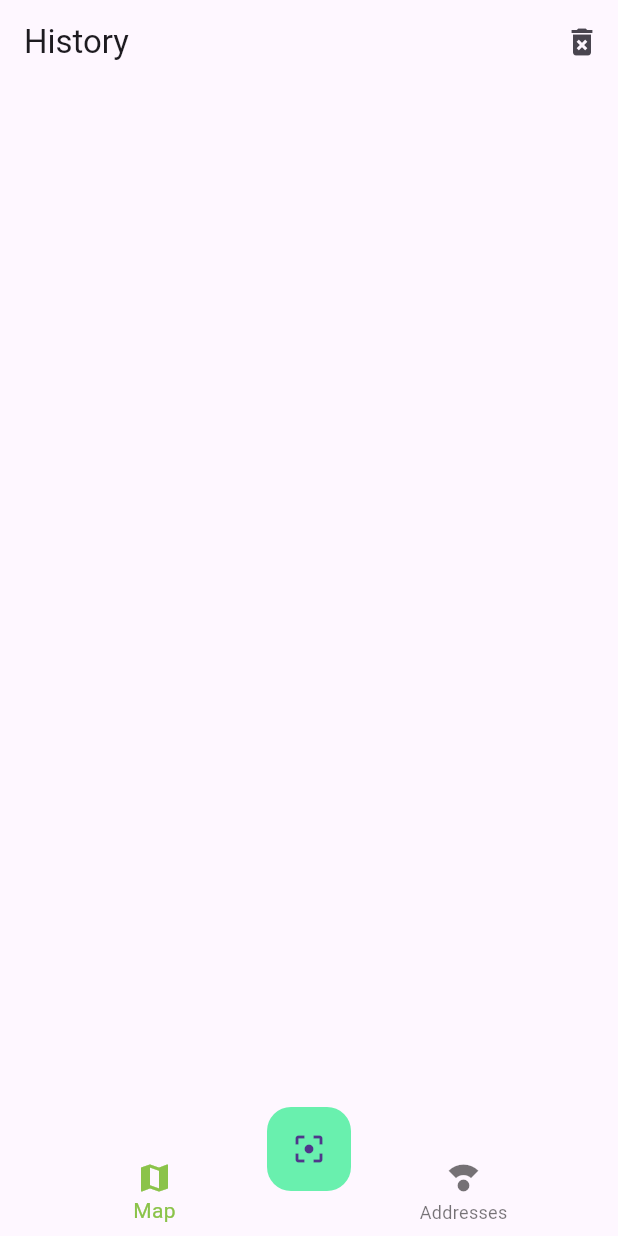
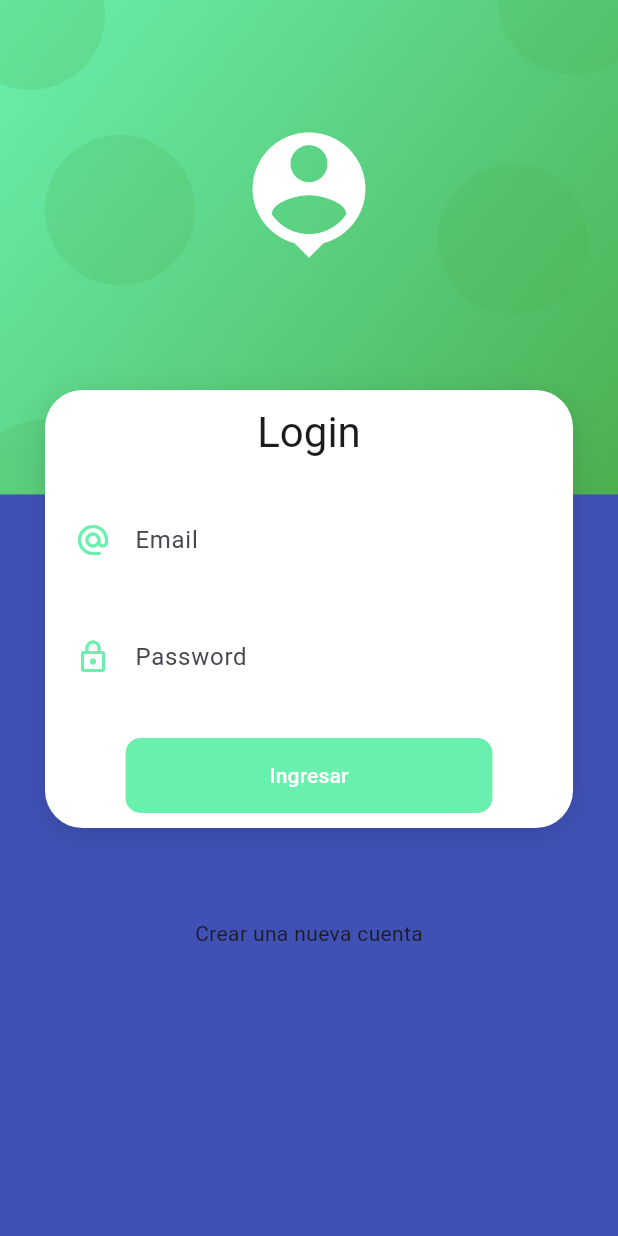
Before and after one commit to grez-lucas/flutter_qr_scanner, a Flutter app: the screen it shows after launch, on a phone screen of 412 x 824 dp. Run offline on Flutter 3.47's test engine with Material 3 defaults, Android fonts, the phone set to English and light mode, and no system bars; our stand-ins replace flutter_spinkit, google_maps_flutter, sqflite; missing offline and left inert: flutter_barcode_scanner; accounts and stored records are empty.

Commit message:
feat: login screen with validation

```diff
--- a/lib/main.dart
+++ b/lib/main.dart
@@ -1,5 +1,6 @@
 import 'package:flutter/material.dart';
 import 'package:provider/provider.dart';
+import 'package:qr_scanner/pages/login_page.dart';
 
 import 'pages/app_pages.dart';
 import 'services/app_services.dart';
@@ -27,10 +28,11 @@ class MyApp extends StatelessWidget {
       title: 'QR Reader',
       // theme: AppTheme.lightTheme,
       debugShowCheckedModeBanner: false,
-      initialRoute: 'home',
+      initialRoute: 'login',
       routes: {
         'home': (_) => const HomeScreen(),
         'map': (_) => const MapScreen( ),
+        'login' : ( _ ) => const LoginScreen(),
       },
       theme: ThemeData(
         primaryColor: Colors.greenAccent,
--- /dev/null
+++ b/lib/pages/login_page.dart
@@ -0,0 +1,118 @@
+import 'package:flutter/material.dart';
+import 'package:flutter_spinkit/flutter_spinkit.dart';
+import 'package:provider/provider.dart';
+import 'package:qr_scanner/services/app_services.dart';
+import 'package:qr_scanner/ui/input_decrations.dart';
+import 'package:qr_scanner/widgets/app_widgets.dart';
+
+class LoginScreen extends StatelessWidget {
+  const LoginScreen({Key? key}) : super(key: key);
+
+  @override
+  Widget build(BuildContext context) {
+    return Scaffold(
+      body: AuthBackground(
+        child: SingleChildScrollView(
+          child: Column(children: [
+            const SizedBox(
+              height: 250,
+            ),
+            CardContainer(
+              child: Column(
+                children: [
+                  Text("Login",
+                      textAlign: TextAlign.center,
+                      style: Theme.of(context).textTheme.headlineMedium),
+                  SizedBox(height: 30),
+                  ChangeNotifierProvider(
+                      create: (_) => LoginFormService(), child: _LoginForm()),
+                ],
+              ),
+            ),
+            SizedBox(height: 50),
+            Text("Crear una nueva cuenta",
+                style: Theme.of(context).textTheme.bodyMedium),
+          ]),
+        ),
+      ),
+    );
+  }
+}
+
+class _LoginForm extends StatelessWidget {
+  const _LoginForm({super.key});
+
+  @override
+  Widget build(BuildContext context) {
+    final loginFormProvider = Provider.of<LoginFormService>(context);
+
+    return Form(
+      key: loginFormProvider.formKey,
+      child: Column(children: [
+        TextFormField(
+          autocorrect: false,
+          keyboardType: TextInputType.emailAddress,
+          decoration: InputDecorations.emailDecoration(context),
+          validator: (value) {
+            String pattern =
+                r'^(([^<>()[\]\\.,;:\s@\"]+(\.[^<>()[\]\\.,;:\s@\"]+)*)|(\".+\"))@((\[[0-9]{1,3}\.[0-9]{1,3}\.[0-9]{1,3}\.[0-9]{1,3}\])|(([a-zA-Z\-0-9]+\.)+[a-zA-Z]{2,}))$';
+
+            RegExp regExp = RegExp(pattern);
+
+            return regExp.hasMatch(value ?? '')
+                ? null
+                : 'No es un correo válido';
+          },
+          onChanged: (value) => loginFormProvider.email = value,
+          autovalidateMode: AutovalidateMode.onUserInteraction,
+        ),
+        const SizedBox(height: 30),
+        TextFormField(
+          autocorrect: false,
+          obscureText: true,
+          keyboardType: TextInputType.text,
+          decoration: InputDecorations.passwordDecoration(context),
+          validator: (value) {
+            return (value != null && value.length >= 6)
+                ? null
+                : 'La contraseña debe ser de 6 caracteres';
+          },
+          onChanged: (value) => loginFormProvider.password = value,
+        ),
+        const SizedBox(height: 30),
+        MaterialButton(
+          shape:
+              RoundedRectangleBorder(borderRadius: BorderRadius.circular(10)),
+          disabledColor: Colors.grey,
+          elevation: 0,
+          color: Theme.of(context).primaryColor,
+          onPressed: loginFormProvider.isLoading
+              ? null
+              : () async {
+                  FocusScope.of(context).unfocus(); // Hide keyboard
+
+                  if (!loginFormProvider.isValidForm()) return;
+
+                  loginFormProvider.isLoading = true;
+
+                  await Future.delayed(// Simulate a delay
+                      const Duration(seconds: 4));
+
+                  loginFormProvider.isLoading = false;
+
+                  Navigator.pushReplacementNamed(context, 'home');
+                },
+          child: Container(
+            padding: const EdgeInsets.symmetric(horizontal: 80, vertical: 15),
+            child: !loginFormProvider.isLoading
+                ? const Text("Ingresar", style: TextStyle(color: Colors.white))
+                : const SpinKitRotatingCircle(
+                    color: Colors.white,
+                    size: 25,
+                  ),
+          ),
+        )
+      ]),
+    );
+  }
+}
--- a/lib/services/app_services.dart
+++ b/lib/services/app_services.dart
@@ -1,3 +1,4 @@
+export "db_service.dart";
+export "loginform_service.dart";
+export "scan_list_service.dart";
 export "ui_service.dart";
-export "db_service.dart";
-export "scan_list_service.dart";
--- /dev/null
+++ b/lib/services/loginform_service.dart
@@ -0,0 +1,21 @@
+import 'package:flutter/material.dart';
+
+class LoginFormService extends ChangeNotifier {
+  GlobalKey<FormState> formKey = GlobalKey<FormState>();
+
+  String email = '';
+  String password = '';
+
+  bool _isLoading = false;
+  bool get isLoading => _isLoading;
+  set isLoading(bool value) {
+    _isLoading = value;
+    notifyListeners();
+  }
+
+  bool isValidForm() {
+    print(formKey.currentState?.validate());
+
+    return formKey.currentState?.validate() ?? false;
+  }
+}
--- /dev/null
+++ b/lib/ui/input_decrations.dart
@@ -0,0 +1,24 @@
+import 'package:flutter/material.dart';
+
+class InputDecorations {
+  // Only manages static properties so that we can easily get decorations
+
+  static InputDecoration emailDecoration(BuildContext context) {
+    return InputDecoration(
+        focusedBorder: InputBorder.none,
+        border: InputBorder.none,
+        labelStyle: TextStyle(color: Colors.grey),
+        hintText: "Email",
+        icon:
+            Icon(Icons.alternate_email, color: Theme.of(context).primaryColor));
+  }
+
+  static InputDecoration passwordDecoration(BuildContext context) {
+    return InputDecoration(
+        focusedBorder: InputBorder.none,
+        border: InputBorder.none,
+        labelStyle: TextStyle(color: Colors.grey),
+        hintText: "Password",
+        icon: Icon(Icons.lock_outline, color: Theme.of(context).primaryColor));
+  }
+}
--- a/lib/widgets/app_widgets.dart
+++ b/lib/widgets/app_widgets.dart
@@ -1,3 +1,5 @@
+export 'package:qr_scanner/widgets/auth_background.dart';
+export 'package:qr_scanner/widgets/card_container.dart';
 export "custom_navigatorbar.dart";
 export "scan_button.dart";
 export "scan_listview.dart";
--- /dev/null
+++ b/lib/widgets/auth_background.dart
@@ -0,0 +1,92 @@
+import 'package:flutter/material.dart';
+
+class AuthBackground extends StatelessWidget {
+  const AuthBackground({super.key, required this.child});
+
+  final Widget child;
+
+  @override
+  Widget build(BuildContext context) {
+    return Container(
+      width: double.infinity,
+      height: double.infinity,
+      color: Colors.indigo,
+      child: Stack(
+        children: [
+          _PurpleBox(),
+          _HeaderIcon(),
+          // const _HeaderIcon(),
+          this.child,
+        ],
+      ),
+    );
+  }
+}
+
+class _HeaderIcon extends StatelessWidget {
+  const _HeaderIcon({
+    super.key,
+  });
+
+  @override
+  Widget build(BuildContext context) {
+    return Container(
+        padding: EdgeInsets.only(top: 80),
+        width: double.infinity,
+        child: Icon(
+          Icons.person_pin,
+          color: Colors.white,
+          size: 100,
+        ));
+  }
+}
+
+class _PurpleBox extends StatelessWidget {
+  @override
+  Widget build(BuildContext context) {
+    final size = MediaQuery.of(context).size;
+
+    return Container(
+        width: double.infinity,
+        height: size.height * 0.4,
+        decoration: _PurpleBoxDecoration(),
+        child: Stack(
+          children: [
+            Positioned(child: _Bubble(), top: 90, left: 30),
+            Positioned(child: _Bubble(), top: -40, left: -30),
+            Positioned(child: _Bubble(), top: -50, right: -20),
+            Positioned(child: _Bubble(), bottom: -50, right: 20),
+            Positioned(child: _Bubble(), bottom: 120, right: 20),
+            Positioned(child: _Bubble(), bottom: -50, left: -20),
+          ],
+        ));
+  }
+
+  BoxDecoration _PurpleBoxDecoration() {
+    return const BoxDecoration(
+      gradient: LinearGradient(
+        begin: Alignment.topLeft,
+        end: Alignment.bottomRight,
+        colors: [
+          Colors.greenAccent,
+          Colors.green,
+        ],
+      ),
+    );
+  }
+}
+
+class _Bubble extends StatelessWidget {
+  const _Bubble({super.key});
+
+  @override
+  Widget build(BuildContext context) {
+    return Container(
+        height: 100,
+        width: 100,
+        decoration: BoxDecoration(
+          borderRadius: BorderRadius.circular(100),
+          color: Colors.green.withOpacity(0.2),
+        ));
+  }
+}
--- /dev/null
+++ b/lib/widgets/card_container.dart
@@ -0,0 +1,34 @@
+import 'package:flutter/material.dart';
+
+class CardContainer extends StatelessWidget {
+  const CardContainer({super.key, required this.child});
+
+  final Widget child;
+
+  @override
+  Widget build(BuildContext context) {
+    return Container(
+      width: double.infinity,
+      margin: const EdgeInsets.symmetric(horizontal: 30, vertical: 10),
+      padding: EdgeInsets.symmetric(
+        horizontal: 20,
+        vertical: 10,
+      ),
+      decoration: _createCardShape(),
+      child: this.child,
+    );
+  }
+
+  BoxDecoration _createCardShape() {
+    return BoxDecoration(
+        color: Colors.white,
+        borderRadius: BorderRadius.circular(25),
+        boxShadow: [
+          BoxShadow(
+            color: Colors.black12,
+            blurRadius: 15,
+            offset: const Offset(0, 5),
+          ),
+        ]);
+  }
+}
--- a/pubspec.yaml
+++ b/pubspec.yaml
@@ -32,6 +32,7 @@ dependencies:
   flutter:
     sdk: flutter
   flutter_barcode_scanner: ^2.0.0
+  flutter_spinkit: ^5.2.0
   google_maps_flutter: ^2.5.0
   path_provider: ^2.1.1
   provider: ^6.1.1
@@ -39,10 +40,10 @@ dependencies:
   url_launcher: ^6.2.2
 
 dev_dependencies:
+  flutter_launcher_icons: ^0.9.2
   flutter_lints: ^2.0.0
   flutter_test:
     sdk: flutter
-  flutter_launcher_icons: ^0.9.2
 
 flutter_icons:
   android: true
```
Also changed, not shown: pubspec.lock.
